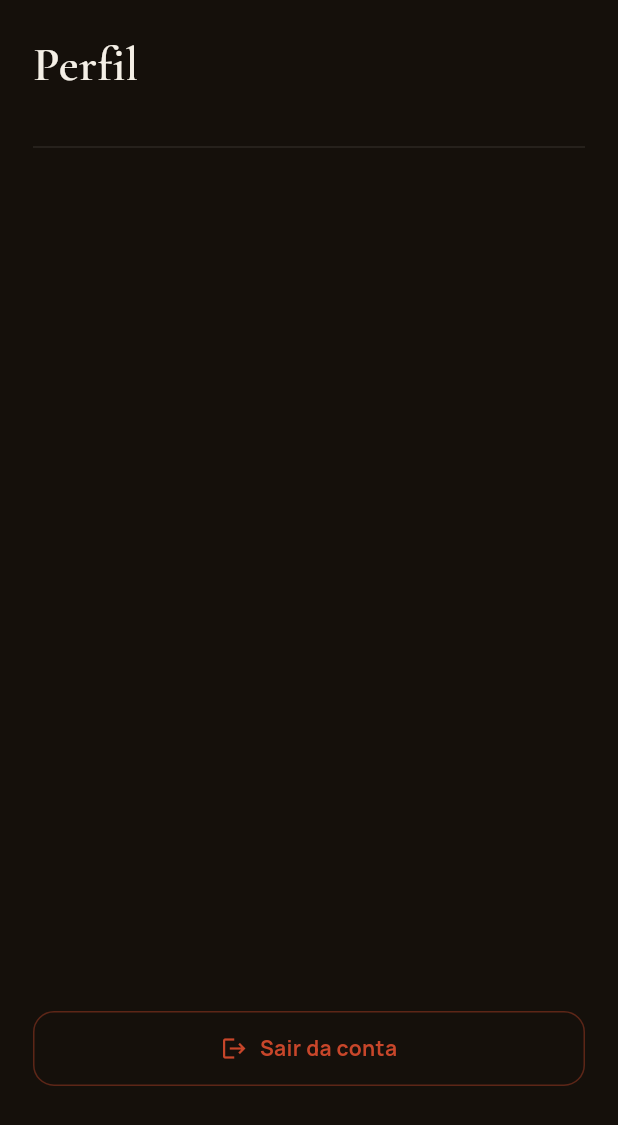
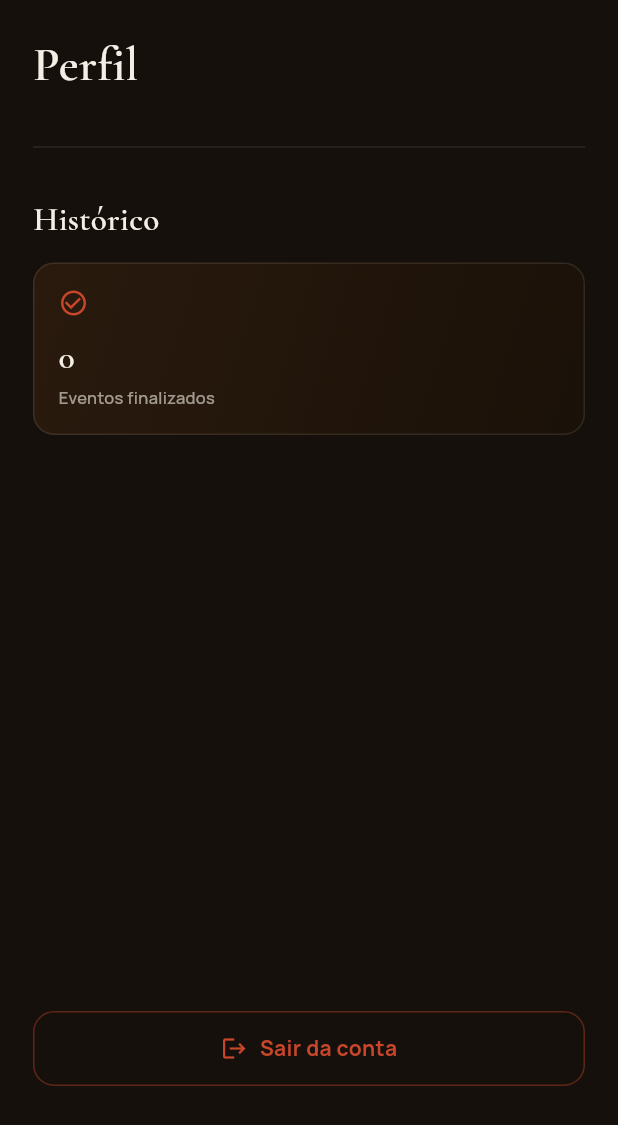
Before and after one commit to italovitorino/chef-em-casa, a Flutter app: the ProfileScreen screen opened directly, on a phone screen of 412 x 824 dp. Shown: the top 1125 px of the screen. Run offline on Flutter 3.47's test engine with Material 3 defaults, Android fonts, the phone set to English and light mode, and no system bars; our stand-ins replace dio, flutter_riverpod, flutter_secure_storage, geocoding, geolocator, google_fonts; missing offline and left inert: stomp_dart_client; accounts and stored records are empty; network calls fail.

Commit message:
fix(ui): perfil do cliente sem ganhos, 422 ao expressar interesse, notificações com navegação e novo layout

```diff
--- a/app/lib/core/network/app_exception.dart
+++ b/app/lib/core/network/app_exception.dart
@@ -9,7 +9,9 @@ class AppException implements Exception {
   factory AppException.fromDioException(DioException e) {
     final code = e.response?.statusCode;
     final body = e.response?.data;
-    final apiMessage = body is Map ? body['message'] as String? : null;
+    final apiMessage = body is Map
+        ? (body['detail'] as String? ?? body['message'] as String?)
+        : null;
     return AppException(
       apiMessage ?? _defaultMessage(code),
       statusCode: code,
--- /dev/null
+++ b/app/lib/features/negotiation/presentation/client_negotiations_provider.dart
@@ -0,0 +1,7 @@
+import 'package:flutter_riverpod/flutter_riverpod.dart';
+import '../data/negotiation_dto.dart';
+import '../data/negotiation_repository.dart';
+
+final clientNegotiationsProvider = FutureProvider<List<NegotiationResponse>>((ref) {
+  return ref.read(negotiationRepositoryProvider).getMyNegotiations();
+});
--- a/app/lib/screens/profile_screen.dart
+++ b/app/lib/screens/profile_screen.dart
@@ -3,6 +3,7 @@ import 'package:flutter_riverpod/flutter_riverpod.dart';
 import '../features/auth/presentation/auth_provider.dart';
 import '../features/auth/presentation/user_provider.dart';
 import '../features/negotiation/presentation/chef_negotiations_provider.dart';
+import '../features/negotiation/presentation/client_negotiations_provider.dart';
 import '../theme.dart';
 
 class ProfileScreen extends ConsumerWidget {
@@ -52,6 +53,7 @@ class ProfileScreen extends ConsumerWidget {
               ],
               const Divider(color: AppColors.line),
               const SizedBox(height: 24),
+              if (role == 'CLIENT') const _ClientStatsSection(),
               if (role == 'CHEF') const _ChefStatsSection(),
               const Spacer(),
               GestureDetector(
@@ -86,6 +88,34 @@ class ProfileScreen extends ConsumerWidget {
           ),
         ),
       ),
+    );
+  }
+}
+
+class _ClientStatsSection extends ConsumerWidget {
+  const _ClientStatsSection();
+
+  @override
+  Widget build(BuildContext context, WidgetRef ref) {
+    final negs = ref.watch(clientNegotiationsProvider).valueOrNull ?? [];
+    final completed = negs.where((n) => n.isCompleted).length;
+
+    return Column(
+      crossAxisAlignment: CrossAxisAlignment.start,
+      children: [
+        Text('Histórico', style: AppText.cormorant(fontSize: 22)),
+        const SizedBox(height: 14),
+        Row(
+          children: [
+            _StatCard(
+              icon: Icons.check_circle_outline,
+              label: 'Eventos finalizados',
+              value: '$completed',
+            ),
+          ],
+        ),
+        const SizedBox(height: 24),
+      ],
     );
   }
 }
```
Also changed, not shown: app/lib/screens/chef_briefing_detail_screen.dart (+12 -1 lines), app/lib/screens/notifications_screen.dart (+144 -27 lines).
